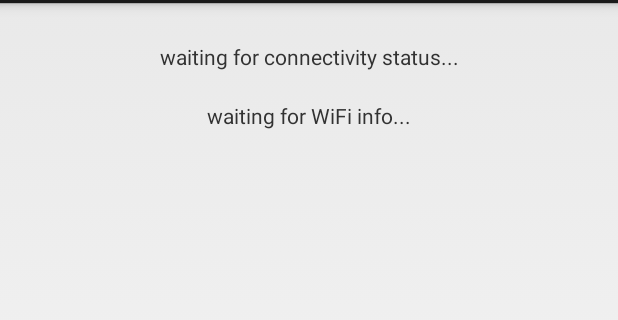
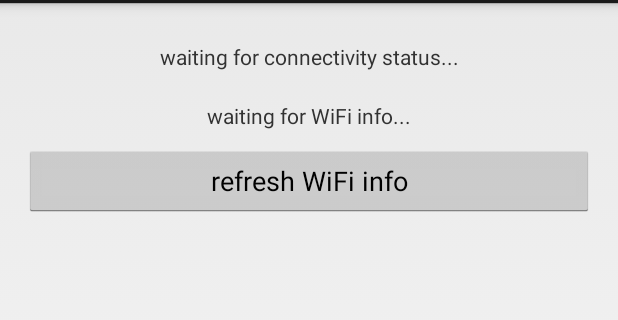
Before and after one commit to pwittchen/NetworkEvents, an Android app: the screen it shows after launch (MainActivity), on a phone screen of 412 x 824 dp, the part 69-389 px from its top. Run offline under Robolectric (Android 15) with nearby library versions, the phone set to English and light mode, and no system bars; libraries missing offline, so code that uses them is left out: com.squareup.otto; 3 statements that could not run were skipped.

Commit message:
Updating MainActivity

```diff
--- a/example/src/main/java/pwittchen/com/icsl/activity/MainActivity.java
+++ b/example/src/main/java/pwittchen/com/icsl/activity/MainActivity.java
@@ -2,11 +2,14 @@
 
 import android.app.Activity;
 import android.os.Bundle;
+import android.view.View;
+import android.widget.Button;
 import android.widget.TextView;
 
-import com.pwitchen.icsl.library.InternetConnectionStateListener;
-import com.pwitchen.icsl.library.event.ConnectivityStatusChangedEvent;
-import com.pwitchen.icsl.library.receiver.ConnectivityStatus;
+import com.pwittchen.icsl.library.InternetConnectionStateListener;
+import com.pwittchen.icsl.library.event.ConnectivityStatusChangedEvent;
+import com.pwittchen.icsl.library.helper.NetworkHelper;
+import com.pwittchen.icsl.library.receiver.ConnectivityStatus;
 import com.squareup.otto.Subscribe;
 
 import pwittchen.com.icsl.R;
@@ -17,6 +20,7 @@
     private InternetConnectionStateListener internetConnectionStateListener;
     private TextView tvConnectivityStatus;
     private TextView tvWifiInfo;
+    private Button bRefreshWifiInfo;
 
     @Override
     protected void onCreate(Bundle savedInstanceState) {
@@ -24,6 +28,8 @@
         setContentView(R.layout.activity_main);
         tvConnectivityStatus = (TextView) findViewById(R.id.tv_connectivity_status);
         tvWifiInfo = (TextView) findViewById(R.id.tv_wifi_info);
+        bRefreshWifiInfo = (Button) findViewById(R.id.b_refresh_wifi_info);
+        setOnClickListeners();
 
         // creating new instance of InternetConnectionStateListener class
         // passing Context and instance of Otto Event Bus
@@ -69,4 +75,13 @@
             tvWifiInfo.setText("WiFi Info is not available.");
         }
     }
+
+    private void setOnClickListeners() {
+        bRefreshWifiInfo.setOnClickListener(new View.OnClickListener() {
+            @Override
+            public void onClick(View v) {
+                tvWifiInfo.setText(NetworkHelper.getWiFiInfo(getApplicationContext()).toString());
+            }
+        });
+    }
 }
--- a/example/src/main/res/layout/activity_main.xml
+++ b/example/src/main/res/layout/activity_main.xml
@@ -13,8 +13,8 @@
         android:layout_width="match_parent"
         android:layout_height="wrap_content"
         android:gravity="center"
-        android:text="@string/waiting_for_connectivity_status"
-        android:padding="@dimen/tv_padding"/>
+        android:padding="@dimen/tv_padding"
+        android:text="@string/waiting_for_connectivity_status" />
 
     <TextView
         android:id="@+id/tv_wifi_info"
@@ -22,7 +22,14 @@
         android:layout_height="wrap_content"
         android:layout_below="@+id/tv_connectivity_status"
         android:gravity="center"
-        android:text="@string/waiting_for_wifi_info"
-        android:padding="@dimen/tv_padding"/>
+        android:padding="@dimen/tv_padding"
+        android:text="@string/waiting_for_wifi_info" />
+
+    <Button
+        android:id="@+id/b_refresh_wifi_info"
+        android:layout_width="match_parent"
+        android:layout_height="wrap_content"
+        android:layout_below="@+id/tv_wifi_info"
+        android:text="@string/refresh_wifi_info" />
 
 </RelativeLayout>
--- a/example/src/main/res/values/strings.xml
+++ b/example/src/main/res/values/strings.xml
@@ -5,5 +5,6 @@
     <string name="title_activity_main">InternetConnectionStateListener</string>
     <string name="waiting_for_connectivity_status">waiting for connectivity status...</string>
     <string name="waiting_for_wifi_info">waiting for WiFi info...</string>
+    <string name="refresh_wifi_info">refresh WiFi info</string>
 
 </resources>
--- a/icsl-library/src/main/AndroidManifest.xml
+++ b/icsl-library/src/main/AndroidManifest.xml
@@ -1,4 +1,4 @@
 <manifest xmlns:android="http://schemas.android.com/apk/res/android"
-    package="com.pwitchen.icsl.library">
+    package="com.pwittchen.icsl.library">
     <application android:allowBackup="true" />
 </manifest>
--- a/icsl-library/src/main/java/com/pwittchen/icsl/library/config/ICSLConfig.java
+++ b/icsl-library/src/main/java/com/pwittchen/icsl/library/config/ICSLConfig.java
@@ -1,4 +1,4 @@
-package com.pwitchen.icsl.library.config;
+package com.pwittchen.icsl.library.config;
 
 public class ICSLConfig {
     // Setting default values of the configuration
--- a/icsl-library/src/main/java/com/pwittchen/icsl/library/config/ICSLConfigBuilder.java
+++ b/icsl-library/src/main/java/com/pwittchen/icsl/library/config/ICSLConfigBuilder.java
@@ -1,4 +1,4 @@
-package com.pwitchen.icsl.library.config;
+package com.pwittchen.icsl.library.config;
 
 public class ICSLConfigBuilder {
     private String remoteHostForPing;
--- a/icsl-library/src/main/java/com/pwittchen/icsl/library/event/ConnectivityStatusChangedEvent.java
+++ b/icsl-library/src/main/java/com/pwittchen/icsl/library/event/ConnectivityStatusChangedEvent.java
@@ -1,9 +1,9 @@
-package com.pwitchen.icsl.library.event;
+package com.pwittchen.icsl.library.event;
 
 import android.net.wifi.WifiInfo;
 import android.util.Log;
 
-import com.pwitchen.icsl.library.receiver.ConnectivityStatus;
+import com.pwittchen.icsl.library.receiver.ConnectivityStatus;
 
 public class ConnectivityStatusChangedEvent {
     private final static String TAG = "InternetConnectionStateListener";
--- a/icsl-library/src/main/java/com/pwittchen/icsl/library/helper/NetworkHelper.java
+++ b/icsl-library/src/main/java/com/pwittchen/icsl/library/helper/NetworkHelper.java
@@ -1,4 +1,4 @@
-package com.pwitchen.icsl.library.helper;
+package com.pwittchen.icsl.library.helper;
 
 import android.content.Context;
 import android.net.ConnectivityManager;
@@ -6,7 +6,7 @@
 import android.net.wifi.WifiInfo;
 import android.net.wifi.WifiManager;
 
-import com.pwitchen.icsl.library.receiver.ConnectivityStatus;
+import com.pwittchen.icsl.library.receiver.ConnectivityStatus;
 
 import java.io.IOException;
 import java.net.HttpURLConnection;
--- a/icsl-library/src/main/java/com/pwittchen/icsl/library/receiver/ConnectivityStatus.java
+++ b/icsl-library/src/main/java/com/pwittchen/icsl/library/receiver/ConnectivityStatus.java
@@ -1,4 +1,4 @@
-package com.pwitchen.icsl.library.receiver;
+package com.pwittchen.icsl.library.receiver;
 
 public enum ConnectivityStatus {
     WIFI_CONNECTED("connected to WiFi"),
--- a/icsl-library/src/main/java/com/pwittchen/icsl/library/task/PingToRemoteHostTask.java
+++ b/icsl-library/src/main/java/com/pwittchen/icsl/library/task/PingToRemoteHostTask.java
@@ -1,11 +1,11 @@
-package com.pwitchen.icsl.library.task;
+package com.pwittchen.icsl.library.task;
 
 import android.content.Context;
 import android.content.Intent;
 import android.os.AsyncTask;
 
-import com.pwitchen.icsl.library.config.ICSLConfig;
-import com.pwitchen.icsl.library.helper.NetworkHelper;
+import com.pwittchen.icsl.library.config.ICSLConfig;
+import com.pwittchen.icsl.library.helper.NetworkHelper;
 
 public class PingToRemoteHostTask extends AsyncTask<Void, Void, Boolean> {
 
```
Also changed, not shown: icsl-library/src/main/java/com/pwittchen/icsl/library/InternetConnectionStateListener.java (+4 -4 lines), icsl-library/src/main/java/com/pwittchen/icsl/library/receiver/InternetConnectionChangeReceiver.java (+4 -4 lines), icsl-library/src/main/java/com/pwittchen/icsl/library/receiver/NetworkChangeReceiver.java (+4 -4 lines), 1 other file.
